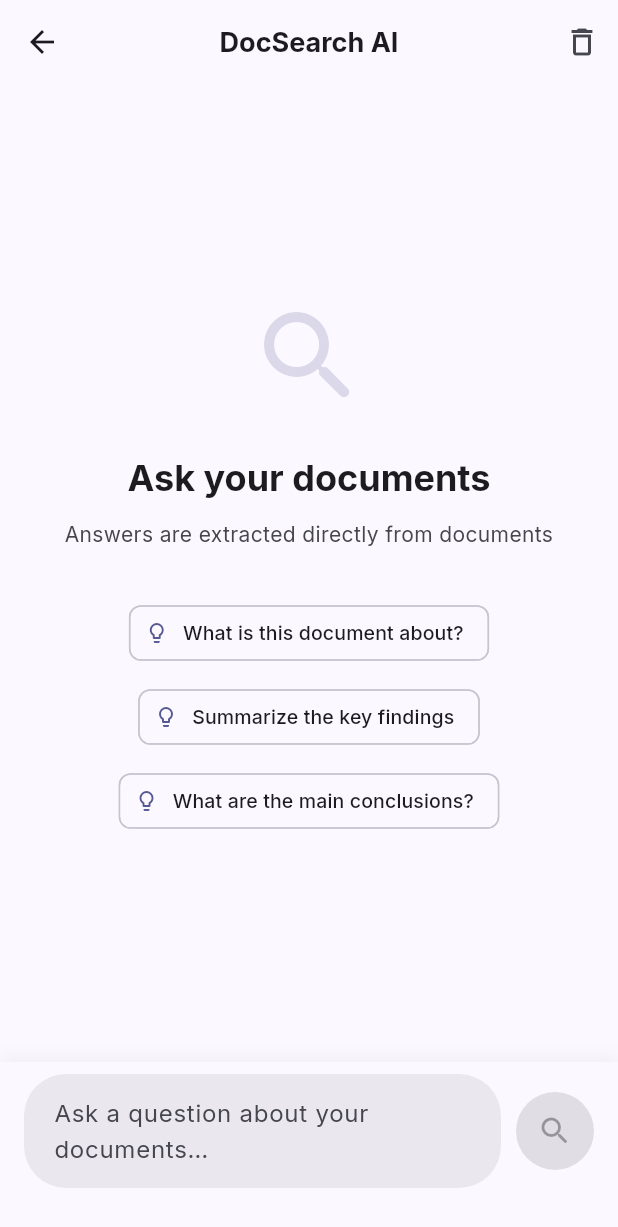
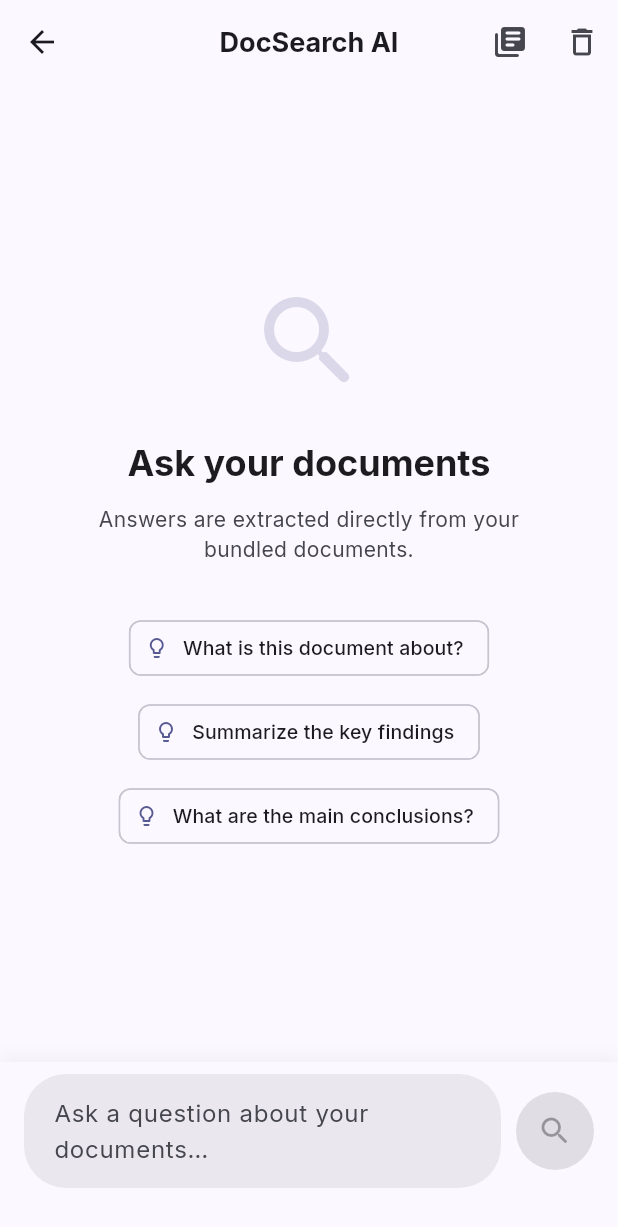
Before and after one commit to RitutoshAeologic/flutter_chatkit, a Flutter app: the ChatScreen screen opened by its route, on a phone screen of 412 x 824 dp. Shown: the top 1227 px of the screen. Run offline on Flutter 3.47's test engine with Material 3 defaults, Android fonts, the phone set to English and light mode, and no system bars; drawn by our look-alikes of flutter_animate; our stand-ins replace connectivity_plus, get, google_fonts, objectbox, shared_preferences; missing offline and left inert: syncfusion_flutter_pdf; accounts and stored records are empty; generated files the repository leaves out were written again; network calls fail.

Commit message:
ux: network banners in chat + user-friendly empty state in KB viewer
ChatScreen (StatelessWidget → StatefulWidget):
- Live 'No internet' banner (red, slides in from top) via NetworkService.onlineStream
- 'Slow response' amber banner appears after 5s of waiting — tells user to wait
- Both banners use AnimatedSwitcher for smooth transitions
- Input field shows red border + offline hint text when disconnected
- Input hint text changes to 'No connection — questions queued when online'
- All subscriptions (networkSub, slowTimer) cancelled in dispose()

KbViewerScreen:
- _EmptyState replaced by _IndexingState
- Old message: 'Add PDFs to assets/pdfs/ and rebuild the app' (developer text)
- New message: spinner + 'Setting up your knowledge base… This only happens once'
- Correct because 2 PDFs are now bundled — empty only means indexing pending

```diff
--- a/lib/features/chat/screens/chat_screen.dart
+++ b/lib/features/chat/screens/chat_screen.dart
@@ -1,20 +1,104 @@
+import 'dart:async';
+
 import 'package:flutter/material.dart';
+import 'package:flutter_animate/flutter_animate.dart';
 import 'package:get/get.dart';
-import 'package:flutter_animate/flutter_animate.dart';
+
+import '../../../core/network_service.dart';
 import '../controllers/chat_controller.dart';
 import '../models/message.dart';
 import '../../../data/rag_models.dart';
-import '../../../core/routes/app_routes.dart';
 
-class ChatScreen extends GetView<ChatController> {
+class ChatScreen extends StatefulWidget {
   const ChatScreen({super.key});
+
+  @override
+  State<ChatScreen> createState() => _ChatScreenState();
+}
+
+class _ChatScreenState extends State<ChatScreen> {
+  final _ctrl            = Get.find<ChatController>();
+  final _network         = Get.find<NetworkService>();
+  final _textController  = TextEditingController();
+  final _scrollController = ScrollController();
+  final _inputText       = ''.obs;
+
+  // Network state
+  bool _isOnline = true;
+  StreamSubscription<bool>? _networkSub;
+
+  // Slow-response timer
+  Timer? _slowTimer;
+  bool _showSlowBanner = false;
+
+  @override
+  void initState() {
+    super.initState();
+    _checkInitialNetwork();
+    _subscribeNetwork();
+    _watchSending();
+  }
+
+  Future<void> _checkInitialNetwork() async {
+    final online = await _network.isConnected;
+    if (mounted) setState(() => _isOnline = online);
+  }
+
+  void _subscribeNetwork() {
+    _networkSub = _network.onlineStream.listen((online) {
+      if (mounted) setState(() => _isOnline = online);
+    });
+  }
+
+  // Watch isSending — start a 5s timer, show "slow response" banner if still waiting
+  void _watchSending() {
+    ever(_ctrl.isSending, (bool sending) {
+      if (sending) {
+        _slowTimer?.cancel();
+        _slowTimer = Timer(const Duration(seconds: 5), () {
+          if (mounted && _ctrl.isSending.value) {
+            setState(() => _showSlowBanner = true);
+          }
+        });
+      } else {
+        _slowTimer?.cancel();
+        if (mounted) setState(() => _showSlowBanner = false);
+      }
+    });
+  }
+
+  void _scrollToBottom() {
+    WidgetsBinding.instance.addPostFrameCallback((_) {
+      if (_scrollController.hasClients) {
+        _scrollController.animateTo(
+          _scrollController.position.maxScrollExtent,
+          duration: const Duration(milliseconds: 300),
+          curve: Curves.easeOut,
+        );
+      }
+    });
+  }
+
+  void _send() {
+    final text = _textController.text.trim();
+    if (text.isEmpty) return;
+    _ctrl.sendMessage(text);
+    _textController.clear();
+    _inputText.value = '';
+  }
+
+  @override
+  void dispose() {
+    _networkSub?.cancel();
+    _slowTimer?.cancel();
+    _textController.dispose();
+    _scrollController.dispose();
+    super.dispose();
+  }
 
   @override
   Widget build(BuildContext context) {
     final theme = Theme.of(context);
-    final textController = TextEditingController();
-    final inputText = ''.obs;
-    final scrollController = ScrollController();
 
     return Scaffold(
       appBar: AppBar(
@@ -24,27 +108,27 @@ class ChatScreen extends GetView<ChatController> {
           style: TextStyle(fontWeight: FontWeight.bold, fontSize: 18),
         ),
         actions: [
-          // Knowledge Base button
-          // IconButton(
-          //   icon: const Icon(Icons.library_books_rounded),
-          //   tooltip: 'Knowledge Base',
-          //   onPressed: () => Get.toNamed(AppRoutes.kbViewer),
-          // ),
+          IconButton(
+            icon: const Icon(Icons.library_books_rounded),
+            tooltip: 'Knowledge Base',
+            onPressed: () => Get.toNamed('/kb-viewer'),
+          ),
           IconButton(
             icon: const Icon(Icons.delete_outline),
             tooltip: 'Clear chat',
             onPressed: () {
-              if (controller.messages.isNotEmpty) {
+              if (_ctrl.messages.isNotEmpty) {
                 Get.dialog(AlertDialog(
                   title: const Text('Clear chat?'),
                   actions: [
                     TextButton(onPressed: Get.back, child: const Text('Cancel')),
                     TextButton(
                       onPressed: () {
-                        controller.clearChat();
+                        _ctrl.clearChat();
                         Get.back();
                       },
-                      child: const Text('Clear', style: TextStyle(color: Colors.red)),
+                      child: const Text('Clear',
+                          style: TextStyle(color: Colors.red)),
                     ),
                   ],
                 ));
@@ -55,45 +139,55 @@ class ChatScreen extends GetView<ChatController> {
       ),
       body: Column(
         children: [
-          // ── Info banner ──────────────────────────────────────────────────
-        //  _OfflineBanner(theme: theme),
+          // ── Network offline banner ──────────────────────────────────────
+          AnimatedSwitcher(
+            duration: const Duration(milliseconds: 300),
+            child: !_isOnline
+                ? _NetworkBanner(
+                    key: const ValueKey('offline'),
+                    theme: theme,
+                    type: _BannerType.offline,
+                  )
+                : _showSlowBanner
+                    ? _NetworkBanner(
+                        key: const ValueKey('slow'),
+                        theme: theme,
+                        type: _BannerType.slow,
+                      )
+                    : const SizedBox.shrink(key: ValueKey('none')),
+          ),
 
-          // ── Messages ─────────────────────────────────────────────────────
+          // ── Messages ────────────────────────────────────────────────────
           Expanded(
             child: Obx(() {
-              if (controller.messages.isEmpty) {
+              if (_ctrl.messages.isEmpty) {
                 return _EmptyState(theme: theme);
               }
-              WidgetsBinding.instance.addPostFrameCallback((_) {
-                if (scrollController.hasClients) {
-                  scrollController.animateTo(
-                    scrollController.position.maxScrollExtent,
-                    duration: const Duration(milliseconds: 300),
-                    curve: Curves.easeOut,
-                  );
-                }
-              });
+              _scrollToBottom();
               return ListView.builder(
-                controller: scrollController,
-                padding: const EdgeInsets.symmetric(horizontal: 16, vertical: 16),
-                itemCount: controller.messages.length,
+                controller: _scrollController,
+                padding:
+                    const EdgeInsets.symmetric(horizontal: 16, vertical: 16),
+                itemCount: _ctrl.messages.length,
                 itemBuilder: (context, index) {
                   return _MessageBubble(
-                    message: controller.messages[index],
+                    message: _ctrl.messages[index],
                     theme: theme,
-                    citations: controller.citationsFor(controller.messages[index].id),
+                    citations: _ctrl.citationsFor(_ctrl.messages[index].id),
                   );
                 },
               );
             }),
           ),
 
-          // ── Input bar ─────────────────────────────────────────────────────
+          // ── Input bar ──────────────────────────────────────────────────
           _InputBar(
             theme: theme,
-            controller: controller,
-            textController: textController,
-            inputText: inputText,
+            controller: _ctrl,
+            textController: _textController,
+            inputText: _inputText,
+            isOnline: _isOnline,
+            onSend: _send,
           ),
         ],
       ),
@@ -101,40 +195,62 @@ class ChatScreen extends GetView<ChatController> {
   }
 }
 
-// ── Offline banner ─────────────────────────────────────────────────────────────
+// ── Network / slow banner ───────────────────────────────────────────────────────
 
-class _OfflineBanner extends StatelessWidget {
+enum _BannerType { offline, slow }
+
+class _NetworkBanner extends StatelessWidget {
   final ThemeData theme;
-  const _OfflineBanner({required this.theme});
+  final _BannerType type;
+
+  const _NetworkBanner({super.key, required this.theme, required this.type});
 
   @override
   Widget build(BuildContext context) {
+    final isOffline = type == _BannerType.offline;
+
     return Container(
       width: double.infinity,
-      padding: const EdgeInsets.symmetric(horizontal: 16, vertical: 8),
-      color: theme.colorScheme.tertiaryContainer.withValues(alpha: 0.4),
+      padding: const EdgeInsets.symmetric(horizontal: 16, vertical: 9),
+      color: isOffline
+          ? theme.colorScheme.errorContainer.withValues(alpha: 0.9)
+          : theme.colorScheme.tertiaryContainer.withValues(alpha: 0.9),
       child: Row(
         children: [
-          Icon(Icons.offline_bolt_rounded,
-              size: 14, color: theme.colorScheme.tertiary),
-          const SizedBox(width: 8),
+          // Animated icon
+          if (!isOffline)
+            SizedBox(
+              width: 14,
+              height: 14,
+              child: CircularProgressIndicator(
+                  strokeWidth: 2, color: theme.colorScheme.tertiary),
+            )
+          else
+            Icon(Icons.wifi_off_rounded,
+                size: 14,
+                color: theme.colorScheme.onErrorContainer),
+          const SizedBox(width: 10),
           Expanded(
             child: Text(
-              '100% offline · Answers extracted directly from your documents · No AI generation',
+              isOffline
+                  ? 'No internet connection. Queries need a brief online moment for embedding. Check your connection.'
+                  : 'Taking longer than usual… Processing your query via AI. Please wait.',
               style: TextStyle(
-                fontSize: 11,
-                color: theme.colorScheme.onTertiaryContainer,
+                fontSize: 12,
                 fontWeight: FontWeight.w500,
+                color: isOffline
+                    ? theme.colorScheme.onErrorContainer
+                    : theme.colorScheme.onTertiaryContainer,
               ),
             ),
           ),
         ],
       ),
-    );
+    ).animate().slideY(begin: -1, end: 0, duration: 250.ms, curve: Curves.easeOut);
   }
 }
 
-// ── Empty state ────────────────────────────────────────────────────────────────
+// ── Empty state ─────────────────────────────────────────────────────────────────
 
 class _EmptyState extends StatelessWidget {
   final ThemeData theme;
@@ -149,37 +265,26 @@ class _EmptyState extends StatelessWidget {
           mainAxisAlignment: MainAxisAlignment.center,
           children: [
             Icon(Icons.search_rounded,
-                size: 80, color: theme.colorScheme.primary.withValues(alpha: 0.2)),
+                size: 80,
+                color: theme.colorScheme.primary.withValues(alpha: 0.2)),
             const SizedBox(height: 24),
             Text(
               'Ask your documents',
-              style: theme.textTheme.headlineSmall?.copyWith(
-                  fontWeight: FontWeight.bold),
+              style: theme.textTheme.headlineSmall
+                  ?.copyWith(fontWeight: FontWeight.bold),
               textAlign: TextAlign.center,
             ),
             const SizedBox(height: 12),
             Text(
-             // 'Upload PDFs or text files via 📚, then ask questions. '
-              'Answers are extracted directly from documents',
+              'Answers are extracted directly from your bundled documents.',
               textAlign: TextAlign.center,
               style: TextStyle(
                   color: theme.colorScheme.onSurfaceVariant, fontSize: 14),
             ),
             const SizedBox(height: 32),
-            // FilledButton.icon(
-            //   onPressed: () => Get.toNamed(AppRoutes.kbViewer),
-            //   icon: const Icon(Icons.upload_file),
-            //   label: const Text('Upload Documents'),
-            //   style: FilledButton.styleFrom(
-            //       minimumSize: const Size(200, 50)),
-            // ),
-            // const SizedBox(height: 24),
-            _SampleQuestionChip(
-                label: 'What is this document about?'),
-            _SampleQuestionChip(
-                label: 'Summarize the key findings'),
-            _SampleQuestionChip(
-                label: 'What are the main conclusions?'),
+            _SampleChip(label: 'What is this document about?'),
+            _SampleChip(label: 'Summarize the key findings'),
+            _SampleChip(label: 'What are the main conclusions?'),
           ],
         ).animate().fadeIn(duration: 600.ms),
       ),
@@ -187,9 +292,9 @@ class _EmptyState extends StatelessWidget {
   }
 }
 
-class _SampleQuestionChip extends StatelessWidget {
+class _SampleChip extends StatelessWidget {
   final String label;
-  const _SampleQuestionChip({required this.label});
+  const _SampleChip({required this.label});
 
   @override
   Widget build(BuildContext context) {
@@ -280,7 +385,7 @@ class _MessageBubble extends StatelessWidget {
             ],
           ),
 
-          // Citations chip row (only for answers with sources)
+          // Citations
           if (citations != null && citations!.isNotEmpty)
             _CitationsChips(citations: citations!, theme: theme),
         ],
@@ -289,7 +394,6 @@ class _MessageBubble extends StatelessWidget {
   }
 }
 
-/// Simple text with bold/italic parsing (avoids flutter_markdown_plus dep).
 class _MarkdownText extends StatelessWidget {
   final String text;
   final bool isUser;
@@ -347,14 +451,13 @@ class _TypingIndicator extends StatelessWidget {
   }
 }
 
-// ── Citations chip row ──────────────────────────────────────────────────────────
+// ── Citations ───────────────────────────────────────────────────────────────────
 
 class _CitationsChips extends StatelessWidget {
   final List<RagCitation> citations;
   final ThemeData theme;
 
-  const _CitationsChips(
-      {required this.citations, required this.theme});
+  const _CitationsChips({required this.citations, required this.theme});
 
   @override
   Widget build(BuildContext context) {
@@ -386,19 +489,23 @@ class _CitationsChips extends StatelessWidget {
   }
 }
 
-// ── Input bar ──────────────────────────────────────────────────────────────────
+// ── Input bar ───────────────────────────────────────────────────────────────────
 
 class _InputBar extends StatelessWidget {
   final ThemeData theme;
   final ChatController controller;
   final TextEditingController textController;
   final RxString inputText;
+  final bool isOnline;
+  final VoidCallback onSend;
 
   const _InputBar({
     required this.theme,
     required this.controller,
     required this.textController,
     required this.inputText,
+    required this.isOnline,
+    required this.onSend,
   });
 
   @override
@@ -415,32 +522,56 @@ class _InputBar extends StatelessWidget {
           ),
         ],
       ),
+      child: Column(
+        mainAxisSize: MainAxisSize.min,
+        children: [
+          // Offline hint above input (compact, non-blocking)
+          if (!isOnline)
+            Padding(
+              padding: const EdgeInsets.only(bottom: 6),
               child: Row(
+                children: [
+                  Icon(Icons.wifi_off_rounded,
+                      size: 12,
+                      color: theme.colorScheme.error.withValues(alpha: 0.7)),
+                  const SizedBox(width: 6),
+                  Text(
+                    'Offline — queries will be sent when connected',
+                    style: TextStyle(
+                        fontSize: 11,
+                        color: theme.colorScheme.error.withValues(alpha: 0.7)),
+                  ),
+                ],
+              ),
+            ),
+
+          Row(
             children: [
               Expanded(
                 child: Container(
                   decoration: BoxDecoration(
                     color: theme.colorScheme.surfaceContainerHigh,
                     borderRadius: BorderRadius.circular(28),
+                    border: !isOnline
+                        ? Border.all(
+                            color: theme.colorScheme.error.withValues(alpha: 0.4),
+                            width: 1)
+                        : null,
                   ),
                   child: TextField(
                     controller: textController,
                     onChanged: (v) => inputText.value = v,
-                decoration: const InputDecoration(
-                  hintText: 'Ask a question about your documents…',
+                    decoration: InputDecoration(
+                      hintText: isOnline
+                          ? 'Ask a question about your documents…'
+                          : 'No connection — questions queued when online',
                       border: InputBorder.none,
-                  contentPadding:
-                      EdgeInsets.symmetric(horizontal: 20, vertical: 14),
+                      contentPadding: const EdgeInsets.symmetric(
+                          horizontal: 20, vertical: 14),
                     ),
                     maxLines: 4,
                     minLines: 1,
-                onSubmitted: (v) {
-                  if (v.trim().isNotEmpty) {
-                    controller.sendMessage(v);
-                    textController.clear();
-                    inputText.value = '';
-                  }
-                },
+                    onSubmitted: (_) => onSend(),
                   ),
                 ),
               ),
@@ -449,11 +580,7 @@ class _InputBar extends StatelessWidget {
                     onPressed: controller.isSending.value ||
                             inputText.value.trim().isEmpty
                         ? null
-                    : () {
-                        controller.sendMessage(textController.text);
-                        textController.clear();
-                        inputText.value = '';
-                      },
+                        : onSend,
                     icon: controller.isSending.value
                         ? const SizedBox(
                             width: 18,
@@ -466,6 +593,8 @@ class _InputBar extends StatelessWidget {
                   )),
             ],
           ),
+        ],
+      ),
     );
   }
 }
```
Also changed, not shown: lib/features/kb_viewer/kb_viewer_screen.dart (+22 -11 lines), 1 other file. Lines whose indentation alone changed are shown as unchanged.
